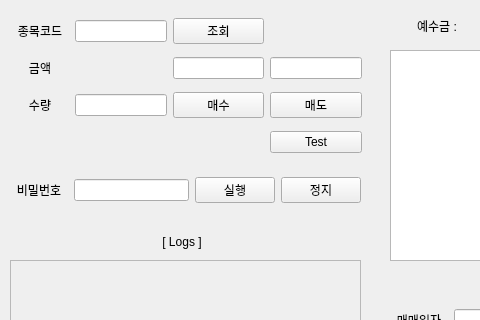
First picture: the form in KIWOOM/interface.ui, repository naikiki87/python, before the edit; both pictures show x 0 to 480 and y 0 to 320 of the 1190 by 597 pixel window.
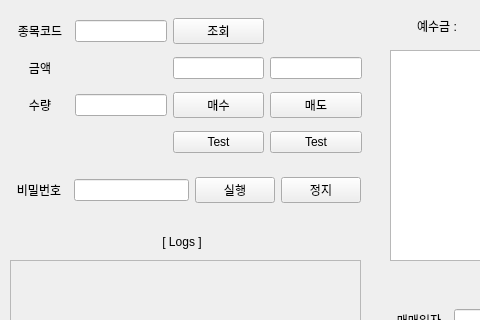
Second picture: the form after the edit.

```diff
--- a/KIWOOM/interface.ui
+++ b/KIWOOM/interface.ui
@@ -435,6 +435,13 @@
      <item row="1" column="3">
       <widget class="QLineEdit" name="wid_sell_price"/>
      </item>
+     <item row="3" column="2">
+      <widget class="QPushButton" name="btn_TEST_2">
+       <property name="text">
+        <string>Test</string>
+       </property>
+      </widget>
+     </item>
     </layout>
    </widget>
    <widget class="QSplitter" name="splitter">
```
Left out of the diff: 2 changed lines with no effect on the pictures.
